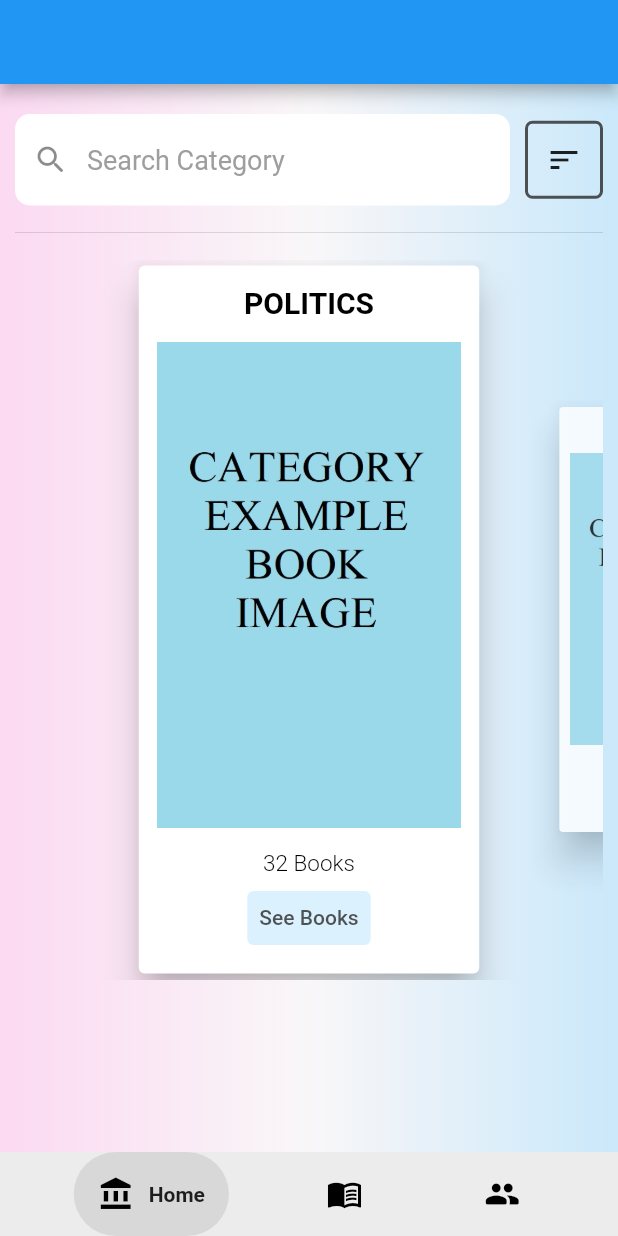
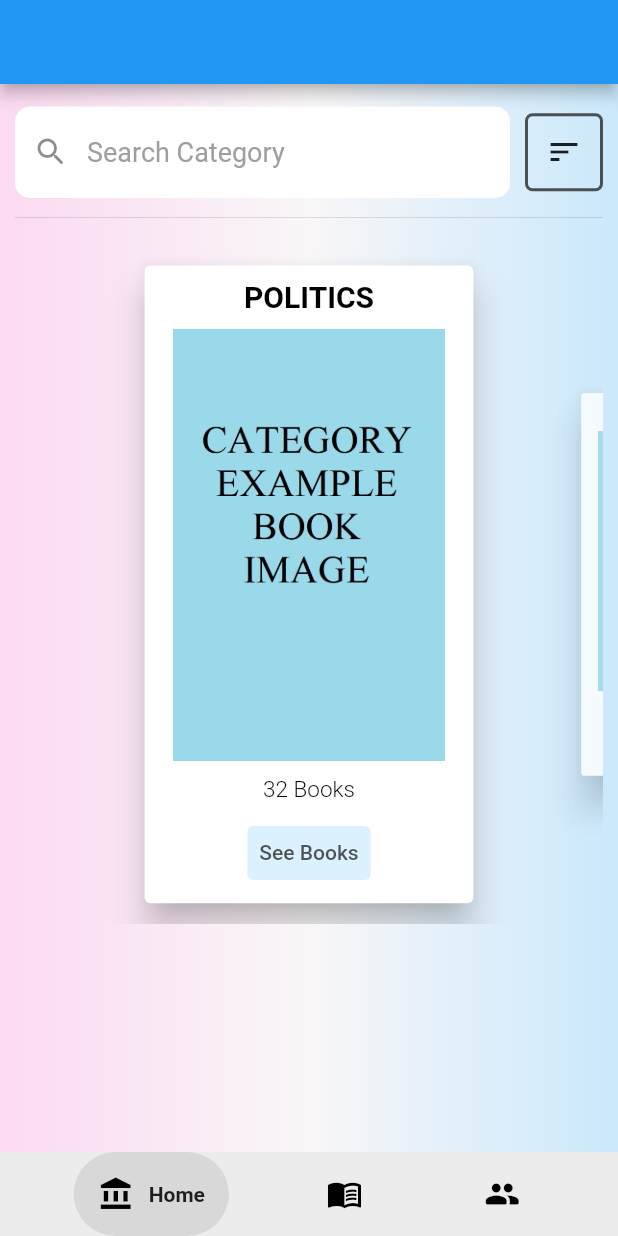
Before and after one commit to GTU-Ghostbusters/shelf_mobil_frontend, a Flutter app: the screen it shows after launch, on a phone screen of 412 x 824 dp. Run offline on Flutter 3.47's test engine with Material 2 defaults, Android fonts, the light colour scheme and no system bars; drawn by our look-alikes of google_nav_bar, scroll_snap_list.

Commit message:
Solved resolution problem in home page
For all mobile devices, category card size is fitted by device screen sizes.

```diff
--- a/lib/pages/home_page.dart
+++ b/lib/pages/home_page.dart
@@ -41,7 +41,7 @@ class _HomePageState extends State<HomePage> {
         ),
         child: Column(
           children: [
-            const SizedBox(height: 10),
+            const SizedBox(height: 5),
             Row(
               children: [
                 Flexible(
@@ -94,16 +94,16 @@ class _HomePageState extends State<HomePage> {
                 )
               ],
             ),
-            const SizedBox(height: 10),
+            const SizedBox(height: 5),
             const Divider(),
             const SizedBox(height: 10),
             SizedBox(
-              height: 480,
+              height: MediaQuery.of(context).size.height * 0.55,
               child: ScrollSnapList(
                 clipBehavior: Clip.none,
                 itemBuilder: _buildListItem,
                 itemCount: widget.categoryList.length,
-                itemSize: 235,
+                itemSize: MediaQuery.of(context).size.width * 0.6,
                 onItemFocus: (index) {},
                 initialIndex: 0,
                 dynamicItemSize: true,
@@ -120,17 +120,15 @@ class _HomePageState extends State<HomePage> {
 
   Widget _buildListItem(BuildContext context, int index) {
     Category category = widget.categoryList[index];
-    return SizedBox(
-      width: 235,
-      height: 170,
+    return Container(
+      padding: const EdgeInsets.all(10),
+      width: MediaQuery.of(context).size.width * 0.6,
       child: Card(
         elevation: 10,
         child: Column(
           mainAxisAlignment: MainAxisAlignment.spaceEvenly,
           children: [
-            Padding(
-              padding: const EdgeInsets.only(left: 10, right: 10, top: 10),
-              child: Text(
+            Text(
                 category.title,
                 style: const TextStyle(
                   fontSize: 20,
@@ -138,17 +136,16 @@ class _HomePageState extends State<HomePage> {
                   fontWeight: FontWeight.bold,
                 ),
               ),
-            ),
-            Padding(
-              padding: const EdgeInsets.all(12.0),
+            SizedBox(
+              width: MediaQuery.of(context).size.width * 0.5,
+              height: MediaQuery.of(context).size.height * 0.35,
               child: Image.asset(
+                fit: BoxFit.fitHeight,
                 alignment: Alignment.center,
                 "images/category_template.jpg",
               ),
             ),
-            Padding(
-              padding: const EdgeInsets.only(left: 10, right: 10),
-              child: Text(
+            Text(
               category.numberOfBooks > 1
                   ? "${category.numberOfBooks} Books"
                   : category.numberOfBooks == 1
@@ -160,9 +157,7 @@ class _HomePageState extends State<HomePage> {
                 fontWeight: FontWeight.w300,
               ),
             ),
-            ),
-            Padding(
-              padding: const EdgeInsets.only(left: 10, right: 10, bottom: 10),
+            SizedBox(
               child: category.numberOfBooks <= 0
                   ? const Text("")
                   : TextButton(
```
Lines whose indentation alone changed are shown as unchanged.
